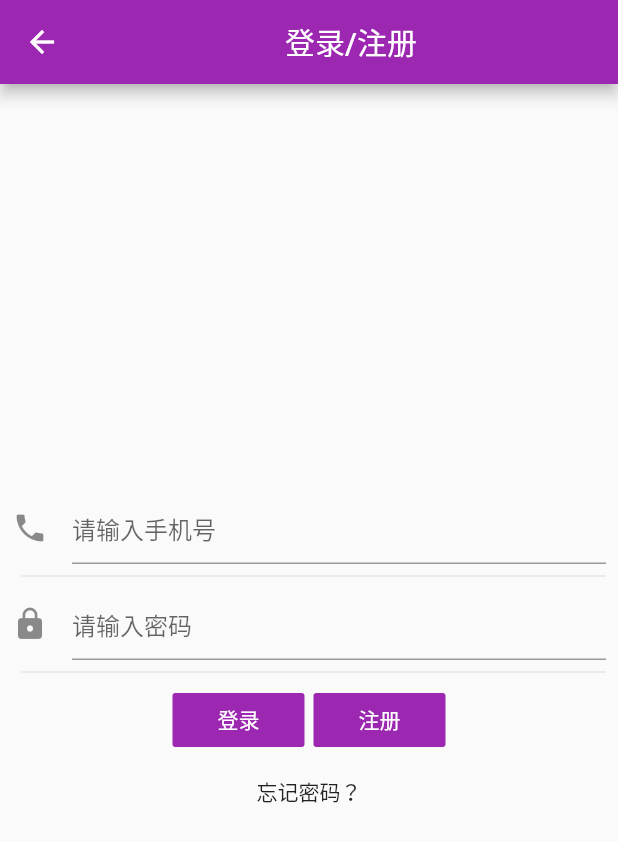
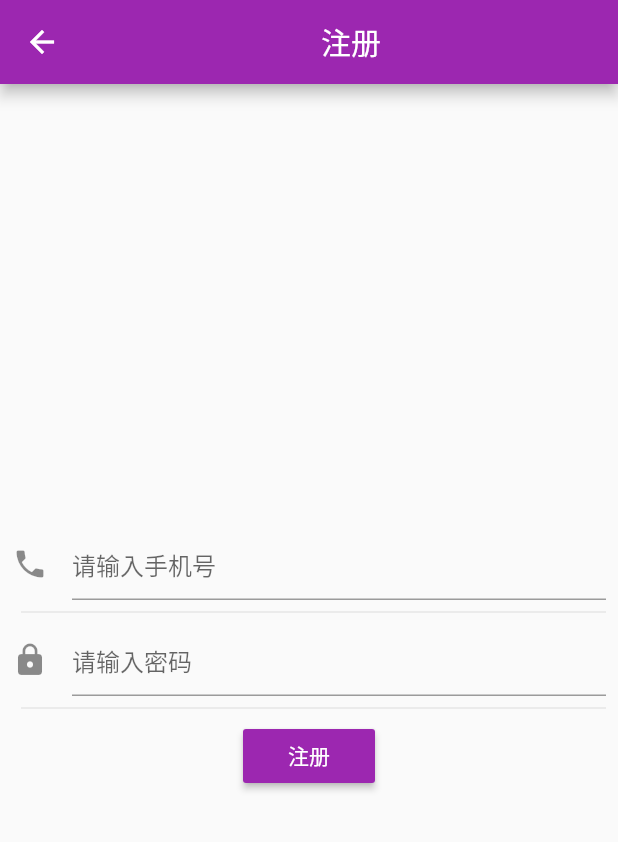
Before and after one commit to hanyunmuyu/flutter_tuan, a Flutter app: the LoginPage screen opened directly, after a tap on "注册", on a phone screen of 412 x 824 dp. Shown: the top 842 px of the screen. Run offline on Flutter 3.47's test engine with Material 2 defaults, Android fonts, the phone set to English and light mode, and no system bars; our stand-ins replace dio, flutter_redux, redux, shared_preferences; missing offline and left inert: flutter_cupertino_date_picker; accounts and stored records are empty; network calls fail.

Commit message:
增加注册页面

```diff
--- a/lib/main.dart
+++ b/lib/main.dart
@@ -26,6 +26,11 @@ class MyApp extends StatelessWidget {
       child: MaterialApp(
         title: 'Flutter Demo',
         theme: store.state.themeData,
+        routes: {
+          '/home': (BuildContext context) {
+            return new MainPage();
+          }
+        },
         home: new MainPage(),
       ),
     );
--- a/lib/page/LoginPage.dart
+++ b/lib/page/LoginPage.dart
@@ -1,4 +1,5 @@
 import 'package:flutter/material.dart';
+import 'RegisterPage.dart';
 
 class LoginPage extends StatefulWidget {
   @override
@@ -29,6 +30,8 @@ class _LoginPageState extends State<LoginPage> {
             ),
       );
     }
+    Navigator.pushReplacementNamed(context, '/home');
+
   }
 
   @override
@@ -95,7 +98,14 @@ class _LoginPageState extends State<LoginPage> {
                     new FlatButton(
                       color: Theme.of(context).primaryColor,
                       textColor: Colors.white,
-                      onPressed: () {},
+                      onPressed: () {
+                        Navigator.push(
+                          context,
+                          new MaterialPageRoute(builder: (_) {
+                            return new RegisterPage();
+                          }),
+                        );
+                      },
                       child: new Text(
                         '注册',
                       ),
--- /dev/null
+++ b/lib/page/RegisterPage.dart
@@ -0,0 +1,95 @@
+import 'package:flutter/material.dart';
+
+class RegisterPage extends StatefulWidget {
+  @override
+  State createState() {
+    return new _RegisterPageState();
+  }
+}
+
+class _RegisterPageState extends State<RegisterPage> {
+  TextEditingController _phoneController = new TextEditingController();
+  TextEditingController _passwordController = new TextEditingController();
+  String _errorPhoneMsg;
+  String _errorPasswordMsg;
+
+  void _register() async {
+    if (_phoneController.text.length < 1) {
+      print('111');
+      setState(() {
+        _errorPhoneMsg = '手机号不可以为空';
+      });
+      return;
+    }
+
+    if (_passwordController.text.length < 1) {
+      setState(() {
+        _errorPasswordMsg = '密码不可以为空';
+      });
+      return;
+    }
+
+    setState(() {
+      _errorPhoneMsg = null;
+      _errorPasswordMsg = null;
+    });
+    Navigator.pushNamed(context, '/home');
+  }
+
+  @override
+  Widget build(BuildContext context) {
+    return Scaffold(
+      appBar: new AppBar(
+        title: new Center(
+          child: new Text('注册'),
+        ),
+      ),
+      body: new Center(
+        child: new Container(
+          margin: const EdgeInsets.symmetric(
+            vertical: .0,
+            horizontal: 8.0,
+          ),
+          child: new Column(
+            mainAxisSize: MainAxisSize.min,
+            children: <Widget>[
+              new TextField(
+                controller: _phoneController,
+                decoration: new InputDecoration(
+                  icon: new Icon(Icons.phone),
+                  hintText: '请输入手机号',
+                  errorText: _errorPhoneMsg,
+                ),
+                keyboardType: TextInputType.phone,
+              ),
+              new Divider(
+                indent: 6,
+              ),
+              new TextField(
+                controller: _passwordController,
+                decoration: new InputDecoration(
+                  icon: new Icon(Icons.lock),
+                  hintText: '请输入密码',
+                  errorText: _errorPasswordMsg,
+                ),
+                keyboardType: TextInputType.phone,
+                obscureText: true,
+              ),
+              new Divider(
+                indent: 6,
+              ),
+              new RaisedButton(
+                color: Theme.of(context).primaryColor,
+                textColor: Colors.white,
+                onPressed: () {
+                  _register();
+                },
+                child: new Text('注册'),
+              )
+            ],
+          ),
+        ),
+      ),
+    );
+  }
+}
```
